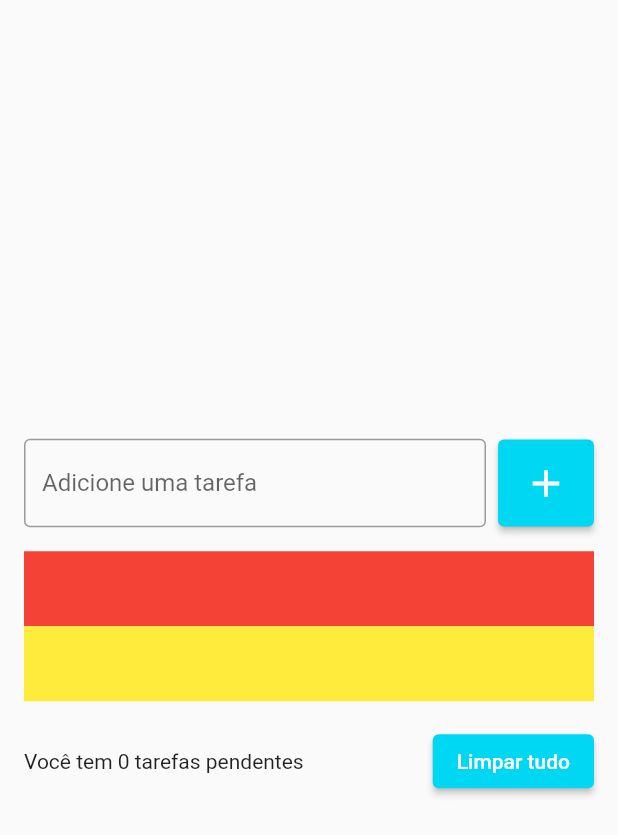
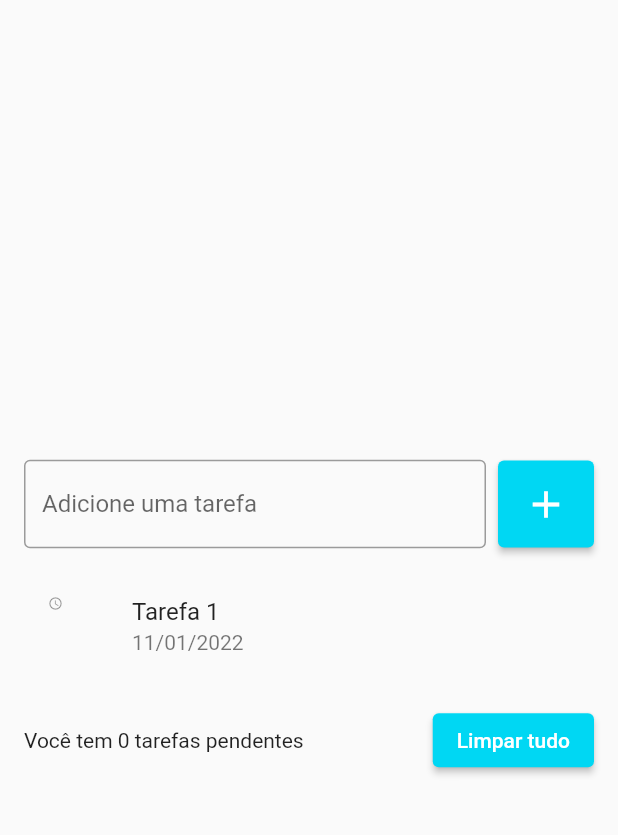
Before and after one commit to adrianoaraujo0/APP_LISTA_DE_TAREFAS, a Flutter app: the screen it shows after launch, on a phone screen of 412 x 824 dp. Shown: the top 835 px of the screen. Run offline on Flutter 3.47's test engine with Material 2 defaults, Android fonts, the phone set to English and light mode, and no system bars.

Commit message:
ListTile

```diff
--- a/lib/pages/todo_list_page.dart
+++ b/lib/pages/todo_list_page.dart
@@ -46,13 +46,10 @@ class TodoListPage extends StatelessWidget {
               ListView(
                 shrinkWrap: true,
                 children: [
-                  Container(
-                    color: Colors.red,
-                    height: 50,
-                  ),
-                  Container(
-                    color: Colors.yellow,
-                    height: 50,
+                  ListTile(
+                    title: Text("Tarefa 1"),
+                    subtitle: Text("11/01/2022"),
+                    leading: Icon(Icons.access_time_sharp, size: 10,),
                   ),
                 ],
               ),
```
